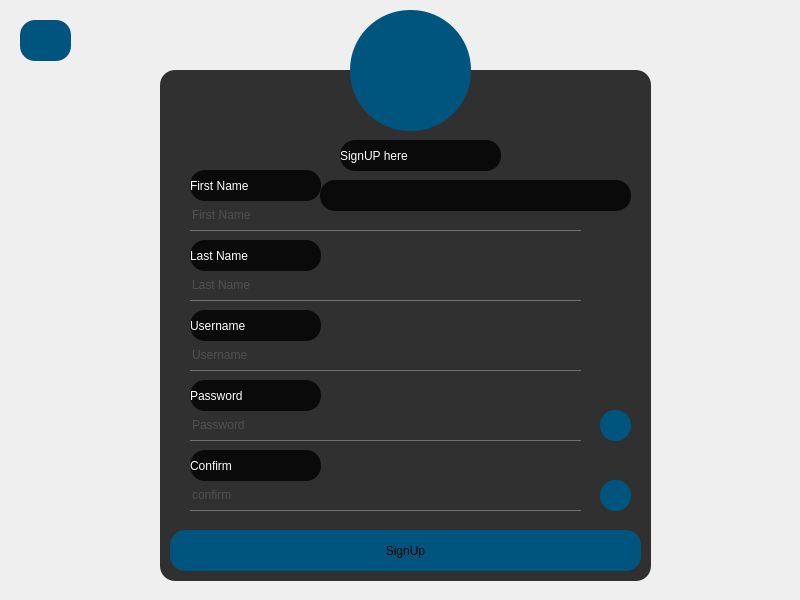
Before: the Qt Designer form messenger/signup.ui in aliomidi3002/Messenger, drawn with Qt 5.
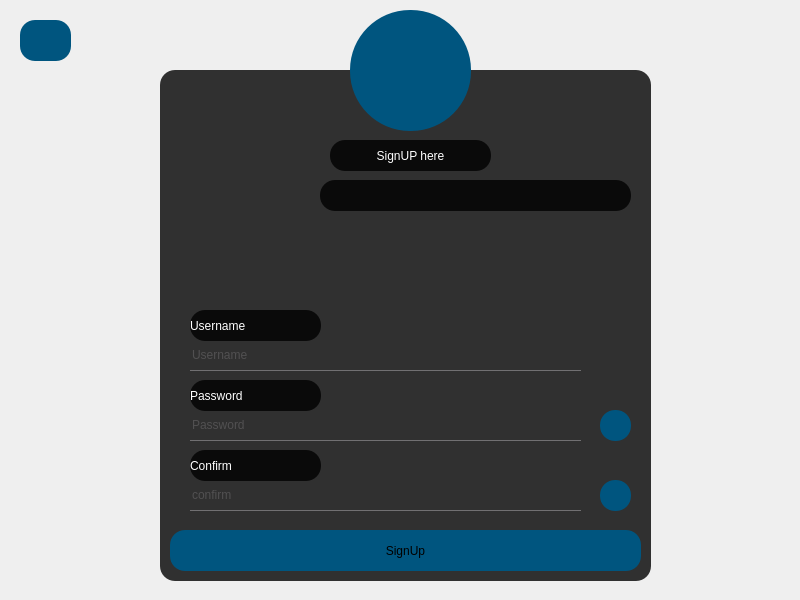
After: the same form once the commit is applied. Icons and pictures are not drawn.

The edit to the form file:
```diff
--- a/messenger/signup.ui
+++ b/messenger/signup.ui
@@ -63,42 +63,6 @@
    <property name="frameShadow">
     <enum>QFrame::Raised</enum>
    </property>
-   <widget class="QLabel" name="label">
-    <property name="geometry">
-     <rect>
-      <x>30</x>
-      <y>100</y>
-      <width>131</width>
-      <height>31</height>
-     </rect>
-    </property>
-    <property name="styleSheet">
-     <string notr="true">color:white;
-border-radius:15px;
-font: 900 14pt &quot;Segoe UI Black&quot;;</string>
-    </property>
-    <property name="text">
-     <string>First Name</string>
-    </property>
-   </widget>
-   <widget class="QLabel" name="label_2">
-    <property name="geometry">
-     <rect>
-      <x>30</x>
-      <y>170</y>
-      <width>131</width>
-      <height>31</height>
-     </rect>
-    </property>
-    <property name="styleSheet">
-     <string notr="true">color:white;
-border-radius:15px;
-font: 900 14pt &quot;Segoe UI Black&quot;;</string>
-    </property>
-    <property name="text">
-     <string>Last Name</string>
-    </property>
-   </widget>
    <widget class="QLabel" name="label_3">
     <property name="geometry">
      <rect>
@@ -156,7 +120,7 @@
    <widget class="QLabel" name="label_6">
     <property name="geometry">
      <rect>
-      <x>180</x>
+      <x>170</x>
       <y>70</y>
       <width>161</width>
       <height>31</height>
@@ -170,6 +134,9 @@
     <property name="text">
      <string>SignUP here</string>
     </property>
+    <property name="alignment">
+     <set>Qt::AlignCenter</set>
+    </property>
    </widget>
    <widget class="QPushButton" name="pushButton">
     <property name="geometry">
@@ -184,38 +151,6 @@
      <string>SignUp</string>
     </property>
    </widget>
-   <widget class="QLineEdit" name="lineEdit_fn">
-    <property name="geometry">
-     <rect>
-      <x>30</x>
-      <y>130</y>
-      <width>391</width>
-      <height>31</height>
-     </rect>
-    </property>
-    <property name="styleSheet">
-     <string notr="true">font: 12pt &quot;Segoe UI&quot;;</string>
-    </property>
-    <property name="placeholderText">
-     <string>First Name</string>
-    </property>
-   </widget>
-   <widget class="QLineEdit" name="lineEdit_ln">
-    <property name="geometry">
-     <rect>
-      <x>30</x>
-      <y>200</y>
-      <width>391</width>
-      <height>31</height>
-     </rect>
-    </property>
-    <property name="styleSheet">
-     <string notr="true">font: 12pt &quot;Segoe UI&quot;;</string>
-    </property>
-    <property name="placeholderText">
-     <string>Last Name</string>
-    </property>
-   </widget>
    <widget class="QLineEdit" name="lineEdit_u">
     <property name="geometry">
      <rect>
```
